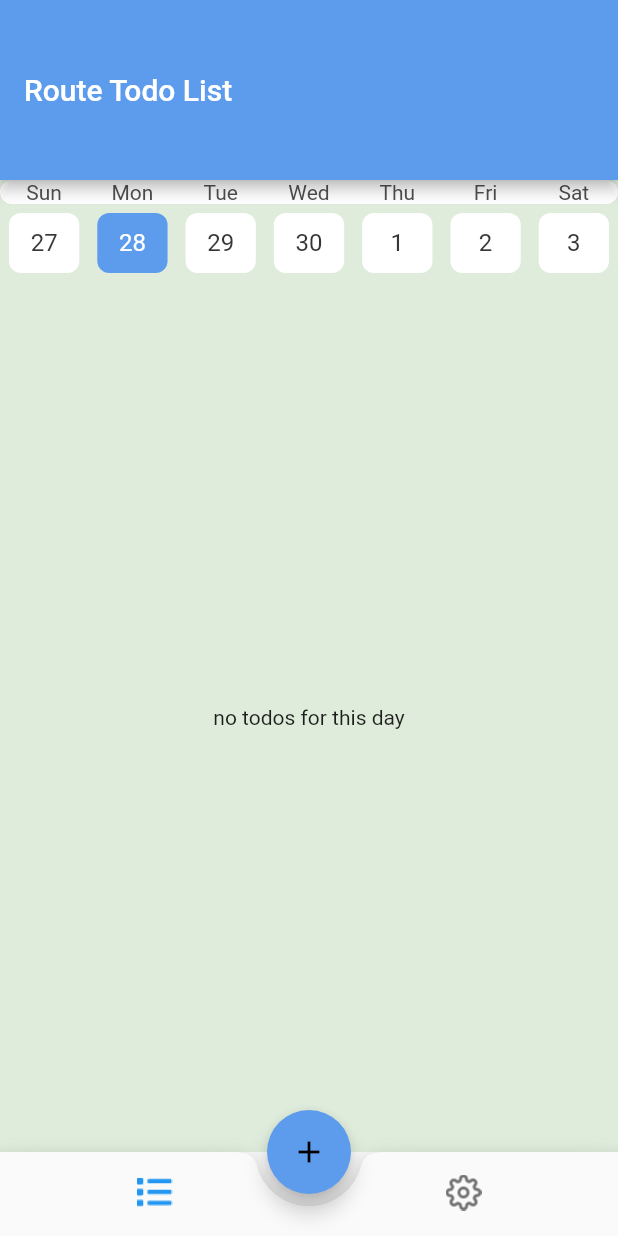
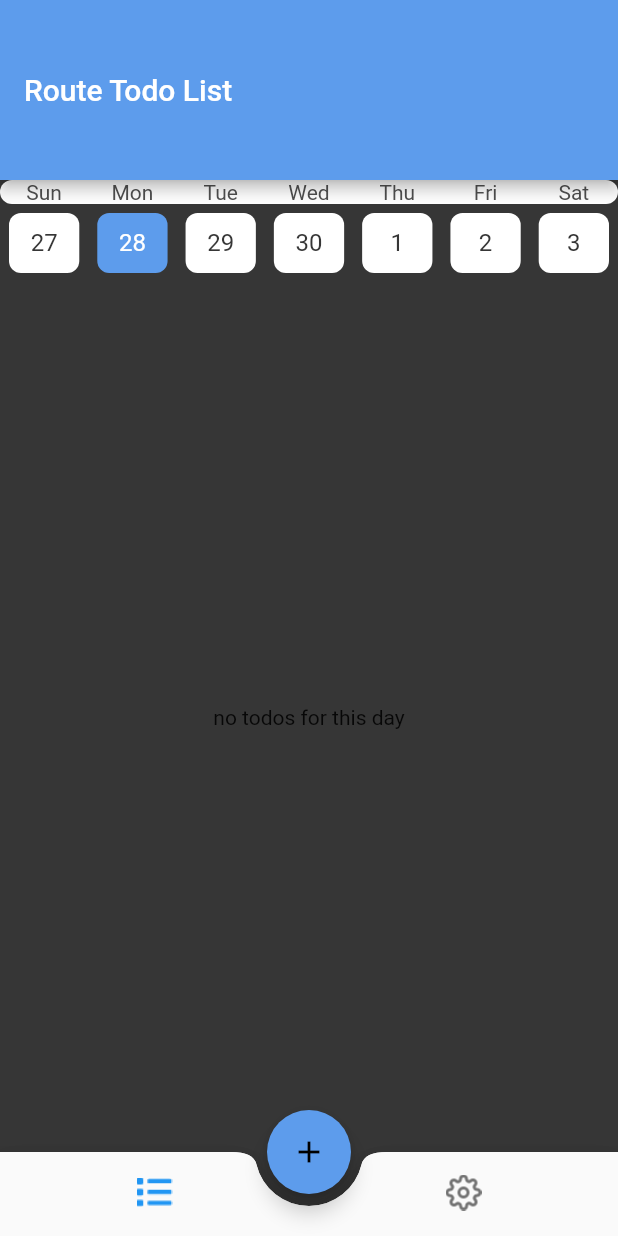
Before and after one commit to mohamednabiltraining/flutter-todo-app, a Flutter app: the screen it shows after launch, on a phone screen of 412 x 824 dp. Run offline on Flutter 3.47's test engine with Material 2 defaults, Android fonts, the phone set to English and light mode, and no system bars; drawn by our look-alikes of table_calendar; our stand-ins replace flutter_slidable, hive, hive_flutter, visibility_detector; accounts and stored records are empty; generated files the repository leaves out were written again.

Commit message:
added provider for theme change

```diff
--- a/lib/main.dart
+++ b/lib/main.dart
@@ -1,4 +1,6 @@
 import 'package:flutter/material.dart';
+import 'package:provider/provider.dart';
+import 'package:todo_app_mon/providers/ThemeProvider.dart';
 import 'package:todo_app_mon/ui/EditTask/EditTask.dart';
 import 'package:todo_app_mon/ui/home/HomeScreen.dart';
 import 'package:todo_app_mon/ui/home/database/MyDataBase.dart';
@@ -8,29 +10,47 @@ void main() {
   runApp(MyApp());
 }
 
-class MyThemeData{
+class MyThemeData {
   static final primaryColor = Color.fromRGBO(93, 156, 236, 1.0);
   static final colorBlack = Color.fromRGBO(54, 54, 54, 1.0);
   static final colorWhite = Color.fromRGBO(255, 255, 255, 1.0);
   static final colorAccent = Color.fromRGBO(223, 236, 219, 1.0);
+  static final lightTheme = ThemeData(
+      primaryColor: MyThemeData.primaryColor,
+      accentColor: MyThemeData.colorAccent,
+      scaffoldBackgroundColor: MyThemeData.colorAccent,
+      floatingActionButtonTheme: FloatingActionButtonThemeData(
+        backgroundColor: MyThemeData.primaryColor,
+      ));
 
+  static final darkTheme = ThemeData(
+      primaryColor: MyThemeData.primaryColor,
+      accentColor: MyThemeData.colorAccent,
+      scaffoldBackgroundColor: MyThemeData.colorBlack,
+      floatingActionButtonTheme: FloatingActionButtonThemeData(
+        backgroundColor: MyThemeData.primaryColor,
+      ));
 }
-class MyApp extends StatelessWidget{
+
+class MyApp extends StatelessWidget {
   @override
   Widget build(BuildContext context) {
-    return MaterialApp(
-      theme: ThemeData(
-        primaryColor:MyThemeData.primaryColor,
-        accentColor: MyThemeData.colorAccent,
-        floatingActionButtonTheme: FloatingActionButtonThemeData(
-          backgroundColor: MyThemeData.primaryColor,
-        )
-      ),
-      routes: {
-        HomeScreen.ROUTE_NAME : (context)=>HomeScreen(),
-        EditTask.ROUTE_NAME: (context)=>EditTask()
-      },
-      initialRoute: HomeScreen.ROUTE_NAME,
-    );
+
+     return ChangeNotifierProvider(
+       create: (context)=>ThemeProvider(),
+       builder: (context,widget){
+         final themeProvider = Provider.of<ThemeProvider>(context);
+         return MaterialApp(
+           themeMode: themeProvider.themeMode,
+           theme: MyThemeData.lightTheme,
+           darkTheme: MyThemeData.darkTheme,
+           routes: {
+             HomeScreen.ROUTE_NAME: (context) => HomeScreen(),
+             EditTask.ROUTE_NAME: (context) => EditTask()
+           },
+           initialRoute: HomeScreen.ROUTE_NAME,
+         );
+       },
+     );
   }
 }
--- a/lib/ui/home/list/TodoListFragment.dart
+++ b/lib/ui/home/list/TodoListFragment.dart
@@ -24,7 +24,6 @@ class _TodoListFragmentState extends State<TodoListFragment> {
         getAllTodosFromBox();
       },
       child: Container(
-        color: MyThemeData.colorAccent,
         child: Column(
           children: [
             TableCalendar(
--- a/pubspec.yaml
+++ b/pubspec.yaml
@@ -29,6 +29,8 @@ dependencies:
   hive: ^2.0.4
   hive_flutter: ^1.1.0
   visibility_detector: ^0.2.0
+  provider: ^5.0.0
+
 
 
 
```
Also changed, not shown: lib/providers/ThemeProvider.dart (added, +18 -0 lines), lib/ui/home/settings/SettingsFragment.dart (+54 -2 lines), lib/ui/home/settings/ThemeBottomSheet.dart (added, +55 -0 lines), pubspec.lock, 3 other files.
